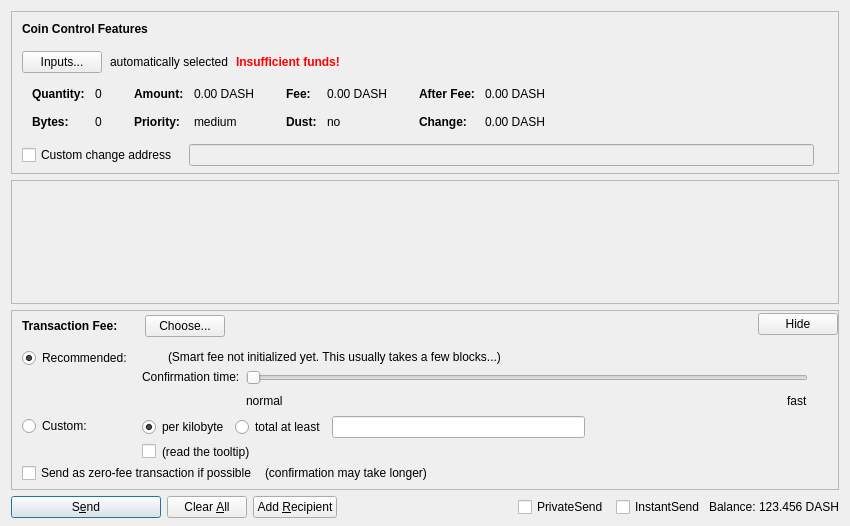
First picture: the form in src/qt/forms/sendcoinsdialog.ui, repository quick999/Quick, before the edit.
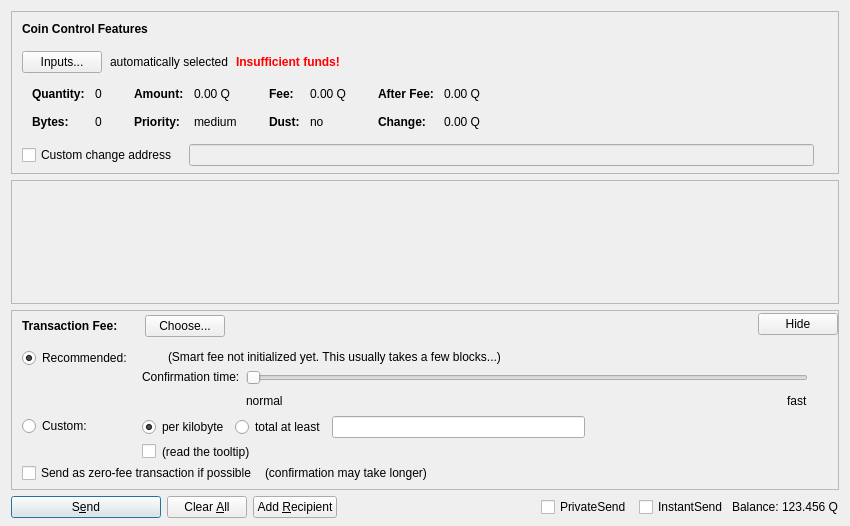
Second picture: the form after the edit. Custom widgets are drawn as their Qt base class.

```diff
--- a/src/qt/forms/sendcoinsdialog.ui
+++ b/src/qt/forms/sendcoinsdialog.ui
@@ -324,7 +324,7 @@
                   <enum>Qt::ActionsContextMenu</enum>
                  </property>
                  <property name="text">
-                  <string notr="true">0.00 DASH</string>
+                  <string notr="true">0.00 Q</string>
                  </property>
                  <property name="textInteractionFlags">
                   <set>Qt::LinksAccessibleByMouse|Qt::TextSelectableByKeyboard|Qt::TextSelectableByMouse</set>
@@ -404,7 +404,7 @@
                   <enum>Qt::ActionsContextMenu</enum>
                  </property>
                  <property name="text">
-                  <string notr="true">0.00 DASH</string>
+                  <string notr="true">0.00 Q</string>
                  </property>
                  <property name="textInteractionFlags">
                   <set>Qt::LinksAccessibleByMouse|Qt::TextSelectableByKeyboard|Qt::TextSelectableByMouse</set>
@@ -484,7 +484,7 @@
                   <enum>Qt::ActionsContextMenu</enum>
                  </property>
                  <property name="text">
-                  <string notr="true">0.00 DASH</string>
+                  <string notr="true">0.00 Q</string>
                  </property>
                  <property name="textInteractionFlags">
                   <set>Qt::LinksAccessibleByMouse|Qt::TextSelectableByKeyboard|Qt::TextSelectableByMouse</set>
@@ -513,7 +513,7 @@
                   <enum>Qt::ActionsContextMenu</enum>
                  </property>
                  <property name="text">
-                  <string notr="true">0.00 DASH</string>
+                  <string notr="true">0.00 Q</string>
                  </property>
                  <property name="textInteractionFlags">
                   <set>Qt::LinksAccessibleByMouse|Qt::TextSelectableByKeyboard|Qt::TextSelectableByMouse</set>
@@ -1366,7 +1366,7 @@
           <cursorShape>IBeamCursor</cursorShape>
          </property>
          <property name="text">
-          <string notr="true">123.456 DASH</string>
+          <string notr="true">123.456 Q</string>
          </property>
          <property name="textInteractionFlags">
           <set>Qt::LinksAccessibleByMouse|Qt::TextSelectableByKeyboard|Qt::TextSelectableByMouse</set>
```
Left out of the diff: 6 changed lines with no effect on the pictures.
